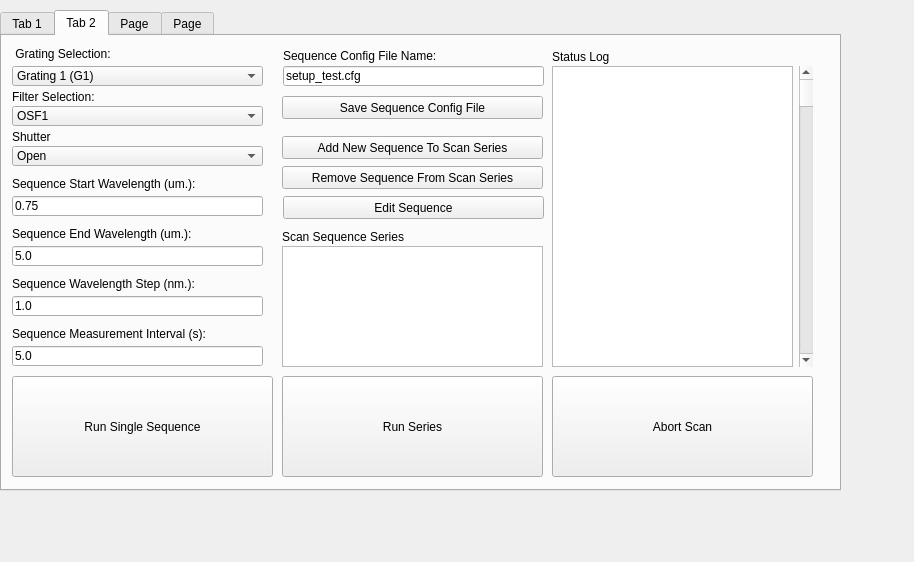
Before: the Qt Designer form SPHEREx-Calibration-Automation/pylab/pylabcal/pylabcalgui/QTDesigner/scanWindowDialog.ui in samcondon4/SPHEREx-lab-tools, drawn with Qt 5.
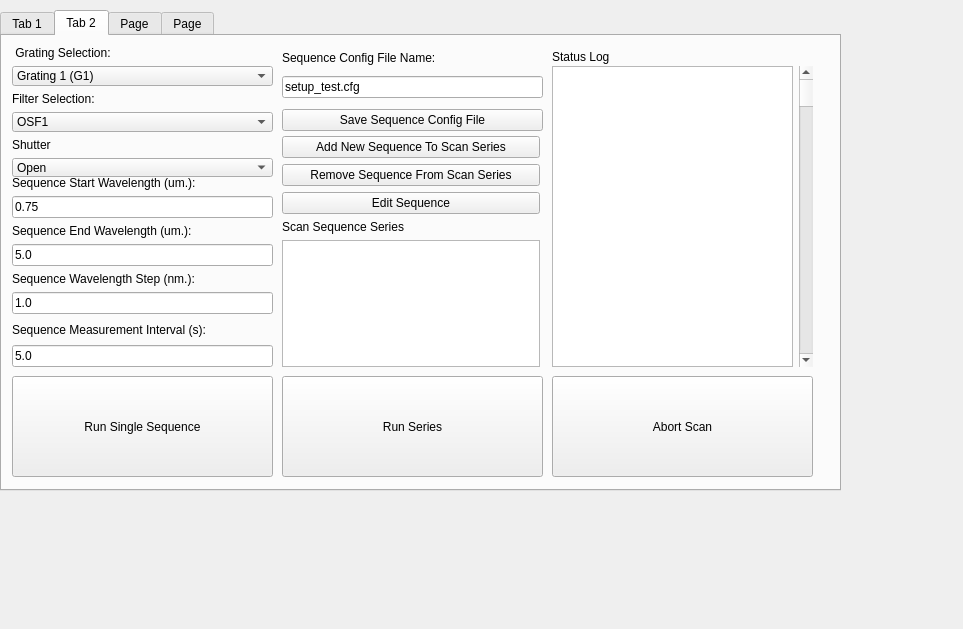
After: the same form once the commit is applied. The open tabs and pages were chosen to show the change.

Commit message: Downsized to 3 tabs.  Moved series and sequences to own folders

Patch:
```diff
--- a/SPHEREx-Calibration-Automation/pylab/pylabcal/pylabcalgui/QTDesigner/scanWindowDialog.ui
+++ b/SPHEREx-Calibration-Automation/pylab/pylabcal/pylabcalgui/QTDesigner/scanWindowDialog.ui
@@ -6,8 +6,8 @@
    <rect>
     <x>0</x>
     <y>0</y>
-    <width>914</width>
-    <height>562</height>
+    <width>963</width>
+    <height>629</height>
    </rect>
   </property>
   <property name="windowTitle">
@@ -263,247 +263,6 @@
     <attribute name="title">
      <string>Tab 2</string>
     </attribute>
-    <widget class="QLabel" name="grating_select_label_tab2">
-     <property name="geometry">
-      <rect>
-       <x>10</x>
-       <y>10</y>
-       <width>161</width>
-       <height>16</height>
-      </rect>
-     </property>
-     <property name="text">
-      <string> Grating Selection:</string>
-     </property>
-    </widget>
-    <widget class="QComboBox" name="grating_select_cbox_tab2">
-     <property name="geometry">
-      <rect>
-       <x>10</x>
-       <y>30</y>
-       <width>251</width>
-       <height>20</height>
-      </rect>
-     </property>
-     <property name="currentIndex">
-      <number>0</number>
-     </property>
-     <item>
-      <property name="text">
-       <string>Grating 1 (G1)</string>
-      </property>
-     </item>
-     <item>
-      <property name="text">
-       <string>Grating 2 (G2)</string>
-      </property>
-     </item>
-     <item>
-      <property name="text">
-       <string>Grating 3 (G3)</string>
-      </property>
-     </item>
-    </widget>
-    <widget class="QLabel" name="sequence_start_wave_label">
-     <property name="geometry">
-      <rect>
-       <x>10</x>
-       <y>140</y>
-       <width>231</width>
-       <height>16</height>
-      </rect>
-     </property>
-     <property name="sizePolicy">
-      <sizepolicy hsizetype="Maximum" vsizetype="Maximum">
-       <horstretch>0</horstretch>
-       <verstretch>0</verstretch>
-      </sizepolicy>
-     </property>
-     <property name="text">
-      <string>Sequence Start Wavelength (um.):</string>
-     </property>
-    </widget>
-    <widget class="QLineEdit" name="sequence_wave_start_ledit">
-     <property name="geometry">
-      <rect>
-       <x>10</x>
-       <y>160</y>
-       <width>251</width>
-       <height>20</height>
-      </rect>
-     </property>
-     <property name="sizePolicy">
-      <sizepolicy hsizetype="Expanding" vsizetype="Maximum">
-       <horstretch>0</horstretch>
-       <verstretch>0</verstretch>
-      </sizepolicy>
-     </property>
-     <property name="text">
-      <string>0.75</string>
-     </property>
-     <property name="placeholderText">
-      <string/>
-     </property>
-    </widget>
-    <widget class="QLabel" name="sequence_end_wave_label">
-     <property name="geometry">
-      <rect>
-       <x>10</x>
-       <y>190</y>
-       <width>221</width>
-       <height>16</height>
-      </rect>
-     </property>
-     <property name="sizePolicy">
-      <sizepolicy hsizetype="Maximum" vsizetype="Maximum">
-       <horstretch>0</horstretch>
-       <verstretch>0</verstretch>
-      </sizepolicy>
-     </property>
-     <property name="text">
-      <string>Sequence End Wavelength (um.):</string>
-     </property>
-    </widget>
-    <widget class="QLineEdit" name="sequence_wave_end_ledit">
-     <property name="geometry">
-      <rect>
-       <x>10</x>
-       <y>210</y>
-       <width>251</width>
-       <height>20</height>
-      </rect>
-     </property>
-     <property name="sizePolicy">
-      <sizepolicy hsizetype="Expanding" vsizetype="Maximum">
-       <horstretch>0</horstretch>
-       <verstretch>0</verstretch>
-      </sizepolicy>
-     </property>
-     <property name="text">
-      <string>5.0</string>
-     </property>
-     <property name="placeholderText">
-      <string/>
-     </property>
-    </widget>
-    <widget class="QLabel" name="sequence_wave_step_label">
-     <property name="geometry">
-      <rect>
-       <x>10</x>
-       <y>240</y>
-       <width>251</width>
-       <height>16</height>
-      </rect>
-     </property>
-     <property name="sizePolicy">
-      <sizepolicy hsizetype="Maximum" vsizetype="Maximum">
-       <horstretch>0</horstretch>
-       <verstretch>0</verstretch>
-      </sizepolicy>
-     </property>
-     <property name="text">
-      <string>Sequence Wavelength Step (nm.):</string>
-     </property>
-    </widget>
-    <widget class="QLineEdit" name="sequence_wave_step_ledit">
-     <property name="geometry">
-      <rect>
-       <x>10</x>
-       <y>260</y>
-       <width>251</width>
-       <height>20</height>
-      </rect>
-     </property>
-     <property name="sizePolicy">
-      <sizepolicy hsizetype="Expanding" vsizetype="Maximum">
-       <horstretch>0</horstretch>
-       <verstretch>0</verstretch>
-      </sizepolicy>
-     </property>
-     <property name="text">
-      <string>1.0</string>
-     </property>
-     <property name="placeholderText">
-      <string>1.0</string>
-     </property>
-    </widget>
-    <widget class="QLabel" name="sequence_measure_int_label">
-     <property name="geometry">
-      <rect>
-       <x>10</x>
-       <y>290</y>
-       <width>261</width>
-       <height>16</height>
-      </rect>
-     </property>
-     <property name="text">
-      <string>Sequence Measurement Interval (s):</string>
-     </property>
-    </widget>
-    <widget class="QLineEdit" name="sequence_measure_int_ledit">
-     <property name="geometry">
-      <rect>
-       <x>10</x>
-       <y>310</y>
-       <width>251</width>
-       <height>20</height>
-      </rect>
-     </property>
-     <property name="text">
-      <string>5.0</string>
-     </property>
-     <property name="placeholderText">
-      <string/>
-     </property>
-    </widget>
-    <widget class="QLabel" name="sequence_name_label">
-     <property name="geometry">
-      <rect>
-       <x>281</x>
-       <y>10</y>
-       <width>241</width>
-       <height>20</height>
-      </rect>
-     </property>
-     <property name="sizePolicy">
-      <sizepolicy hsizetype="Preferred" vsizetype="Maximum">
-       <horstretch>0</horstretch>
-       <verstretch>0</verstretch>
-      </sizepolicy>
-     </property>
-     <property name="text">
-      <string>Sequence Config File Name:</string>
-     </property>
-    </widget>
-    <widget class="QLineEdit" name="sequence_name_ledit">
-     <property name="geometry">
-      <rect>
-       <x>281</x>
-       <y>30</y>
-       <width>261</width>
-       <height>20</height>
-      </rect>
-     </property>
-     <property name="text">
-      <string>setup_test.cfg</string>
-     </property>
-     <property name="placeholderText">
-      <string/>
-     </property>
-    </widget>
-    <widget class="QPushButton" name="save_sequence_pushButton_4_tab2">
-     <property name="geometry">
-      <rect>
-       <x>280</x>
-       <y>60</y>
-       <width>261</width>
-       <height>23</height>
-      </rect>
-     </property>
-     <property name="text">
-      <string>Save Sequence Config File</string>
-     </property>
-    </widget>
     <widget class="QLabel" name="status_log_label_tab2">
      <property name="geometry">
       <rect>
@@ -556,140 +315,6 @@
       <string>Abort Scan</string>
      </property>
     </widget>
-    <widget class="QComboBox" name="osf_select_cbox">
-     <property name="geometry">
-      <rect>
-       <x>10</x>
-       <y>70</y>
-       <width>251</width>
-       <height>20</height>
-      </rect>
-     </property>
-     <item>
-      <property name="text">
-       <string>OSF1</string>
-      </property>
-     </item>
-     <item>
-      <property name="text">
-       <string>OSF2</string>
-      </property>
-     </item>
-     <item>
-      <property name="text">
-       <string>OSF3</string>
-      </property>
-     </item>
-     <item>
-      <property name="text">
-       <string>OSF4</string>
-      </property>
-     </item>
-    </widget>
-    <widget class="QLabel" name="osf_select_label_tab2">
-     <property name="geometry">
-      <rect>
-       <x>10</x>
-       <y>50</y>
-       <width>251</width>
-       <height>21</height>
-      </rect>
-     </property>
-     <property name="text">
-      <string>Filter Selection:</string>
-     </property>
-    </widget>
-    <widget class="QPushButton" name="remove_sequence_button_tab2">
-     <property name="geometry">
-      <rect>
-       <x>280</x>
-       <y>130</y>
-       <width>261</width>
-       <height>23</height>
-      </rect>
-     </property>
-     <property name="text">
-      <string>Remove Sequence From Scan Series</string>
-     </property>
-    </widget>
-    <widget class="QLabel" name="sequence_config_files_label_tab2">
-     <property name="geometry">
-      <rect>
-       <x>280</x>
-       <y>190</y>
-       <width>211</width>
-       <height>21</height>
-      </rect>
-     </property>
-     <property name="text">
-      <string>Scan Sequence Series</string>
-     </property>
-    </widget>
-    <widget class="QPushButton" name="add_sequence_button_tab2">
-     <property name="geometry">
-      <rect>
-       <x>280</x>
-       <y>100</y>
-       <width>261</width>
-       <height>23</height>
-      </rect>
-     </property>
-     <property name="sizePolicy">
-      <sizepolicy hsizetype="Minimum" vsizetype="Maximum">
-       <horstretch>0</horstretch>
-       <verstretch>0</verstretch>
-      </sizepolicy>
-     </property>
-     <property name="text">
-      <string>Add New Sequence To Scan Series</string>
-     </property>
-    </widget>
-    <widget class="QListWidget" name="sequence_config_files_tab2">
-     <property name="geometry">
-      <rect>
-       <x>280</x>
-       <y>210</y>
-       <width>261</width>
-       <height>121</height>
-      </rect>
-     </property>
-     <property name="dragDropMode">
-      <enum>QAbstractItemView::InternalMove</enum>
-     </property>
-    </widget>
-    <widget class="QLabel" name="shutter_position_label_tab2">
-     <property name="geometry">
-      <rect>
-       <x>10</x>
-       <y>90</y>
-       <width>251</width>
-       <height>21</height>
-      </rect>
-     </property>
-     <property name="text">
-      <string>Shutter</string>
-     </property>
-    </widget>
-    <widget class="QComboBox" name="shutter_position_cbox_tab2">
-     <property name="geometry">
-      <rect>
-       <x>10</x>
-       <y>110</y>
-       <width>251</width>
-       <height>20</height>
-      </rect>
-     </property>
-     <item>
-      <property name="text">
-       <string>Open</string>
-      </property>
-     </item>
-     <item>
-      <property name="text">
-       <string>Closed</string>
-      </property>
-     </item>
-    </widget>
     <widget class="QWidget" name="layoutWidget_3">
      <property name="geometry">
       <rect>
@@ -712,18 +337,309 @@
       </item>
      </layout>
     </widget>
-    <widget class="QPushButton" name="edit_sequence_button_tab2">
+    <widget class="QWidget" name="">
      <property name="geometry">
       <rect>
-       <x>281</x>
-       <y>160</y>
+       <x>10</x>
+       <y>10</y>
        <width>261</width>
-       <height>23</height>
+       <height>131</height>
       </rect>
      </property>
-     <property name="text">
-      <string>Edit Sequence</string>
+     <layout class="QVBoxLayout" name="verticalLayout">
+      <item>
+       <widget class="QLabel" name="grating_select_label_tab2">
+        <property name="text">
+         <string> Grating Selection:</string>
+        </property>
+       </widget>
+      </item>
+      <item>
+       <widget class="QComboBox" name="grating_select_cbox_tab2">
+        <property name="currentIndex">
+         <number>0</number>
+        </property>
+        <item>
+         <property name="text">
+          <string>Grating 1 (G1)</string>
+         </property>
+        </item>
+        <item>
+         <property name="text">
+          <string>Grating 2 (G2)</string>
+         </property>
+        </item>
+        <item>
+         <property name="text">
+          <string>Grating 3 (G3)</string>
+         </property>
+        </item>
+       </widget>
+      </item>
+      <item>
+       <widget class="QLabel" name="osf_select_label_tab2">
+        <property name="text">
+         <string>Filter Selection:</string>
+        </property>
+       </widget>
+      </item>
+      <item>
+       <widget class="QComboBox" name="osf_select_cbox">
+        <item>
+         <property name="text">
+          <string>OSF1</string>
+         </property>
+        </item>
+        <item>
+         <property name="text">
+          <string>OSF2</string>
+         </property>
+        </item>
+        <item>
+         <property name="text">
+          <string>OSF3</string>
+         </property>
+        </item>
+        <item>
+         <property name="text">
+          <string>OSF4</string>
+         </property>
+        </item>
+       </widget>
+      </item>
+      <item>
+       <widget class="QLabel" name="shutter_position_label_tab2">
+        <property name="text">
+         <string>Shutter</string>
+        </property>
+       </widget>
+      </item>
+      <item>
+       <widget class="QComboBox" name="shutter_position_cbox_tab2">
+        <item>
+         <property name="text">
+          <string>Open</string>
+         </property>
+        </item>
+        <item>
+         <property name="text">
+          <string>Closed</string>
+         </property>
+        </item>
+       </widget>
+      </item>
+     </layout>
+    </widget>
+    <widget class="QWidget" name="">
+     <property name="geometry">
+      <rect>
+       <x>280</x>
+       <y>10</y>
+       <width>261</width>
+       <height>91</height>
+      </rect>
      </property>
+     <layout class="QVBoxLayout" name="verticalLayout_3">
+      <item>
+       <widget class="QLabel" name="sequence_name_label">
+        <property name="sizePolicy">
+         <sizepolicy hsizetype="Preferred" vsizetype="Maximum">
+          <horstretch>0</horstretch>
+          <verstretch>0</verstretch>
+         </sizepolicy>
+        </property>
+        <property name="text">
+         <string>Sequence Config File Name:</string>
+        </property>
+       </widget>
+      </item>
+      <item>
+       <widget class="QLineEdit" name="sequence_name_ledit">
+        <property name="text">
+         <string>setup_test.cfg</string>
+        </property>
+        <property name="placeholderText">
+         <string/>
+        </property>
+       </widget>
+      </item>
+      <item>
+       <widget class="QPushButton" name="save_sequence_pushButton_4_tab2">
+        <property name="text">
+         <string>Save Sequence Config File</string>
+        </property>
+       </widget>
+      </item>
+     </layout>
+    </widget>
+    <widget class="QWidget" name="">
+     <property name="geometry">
+      <rect>
+       <x>280</x>
+       <y>100</y>
+       <width>258</width>
+       <height>231</height>
+      </rect>
+     </property>
+     <layout class="QVBoxLayout" name="verticalLayout_4">
+      <item>
+       <widget class="QPushButton" name="add_sequence_button_tab2">
+        <property name="sizePolicy">
+         <sizepolicy hsizetype="Minimum" vsizetype="Maximum">
+          <horstretch>0</horstretch>
+          <verstretch>0</verstretch>
+         </sizepolicy>
+        </property>
+        <property name="text">
+         <string>Add New Sequence To Scan Series</string>
+        </property>
+       </widget>
+      </item>
+      <item>
+       <widget class="QPushButton" name="remove_sequence_button_tab2">
+        <property name="text">
+         <string>Remove Sequence From Scan Series</string>
+        </property>
+       </widget>
+      </item>
+      <item>
+       <widget class="QPushButton" name="edit_sequence_button_tab2">
+        <property name="text">
+         <string>Edit Sequence</string>
+        </property>
+       </widget>
+      </item>
+      <item>
+       <widget class="QLabel" name="sequence_config_files_label_tab2">
+        <property name="text">
+         <string>Scan Sequence Series</string>
+        </property>
+       </widget>
+      </item>
+      <item>
+       <widget class="QListWidget" name="sequence_config_files_tab2">
+        <property name="dragDropMode">
+         <enum>QAbstractItemView::InternalMove</enum>
+        </property>
+       </widget>
+      </item>
+     </layout>
+    </widget>
+    <widget class="QWidget" name="">
+     <property name="geometry">
+      <rect>
+       <x>10</x>
+       <y>140</y>
+       <width>261</width>
+       <height>191</height>
+      </rect>
+     </property>
+     <layout class="QVBoxLayout" name="verticalLayout_2">
+      <item>
+       <widget class="QLabel" name="sequence_start_wave_label">
+        <property name="sizePolicy">
+         <sizepolicy hsizetype="Maximum" vsizetype="Maximum">
+          <horstretch>0</horstretch>
+          <verstretch>0</verstretch>
+         </sizepolicy>
+        </property>
+        <property name="text">
+         <string>Sequence Start Wavelength (um.):</string>
+        </property>
+       </widget>
+      </item>
+      <item>
+       <widget class="QLineEdit" name="sequence_wave_start_ledit">
+        <property name="sizePolicy">
+         <sizepolicy hsizetype="Expanding" vsizetype="Maximum">
+          <horstretch>0</horstretch>
+          <verstretch>0</verstretch>
+         </sizepolicy>
+        </property>
+        <property name="text">
+         <string>0.75</string>
+        </property>
+        <property name="placeholderText">
+         <string/>
+        </property>
+       </widget>
+      </item>
+      <item>
+       <widget class="QLabel" name="sequence_end_wave_label">
+        <property name="sizePolicy">
+         <sizepolicy hsizetype="Maximum" vsizetype="Maximum">
+          <horstretch>0</horstretch>
+          <verstretch>0</verstretch>
+         </sizepolicy>
+        </property>
+        <property name="text">
+         <string>Sequence End Wavelength (um.):</string>
+        </property>
+       </widget>
+      </item>
+      <item>
+       <widget class="QLineEdit" name="sequence_wave_end_ledit">
+        <property name="sizePolicy">
+         <sizepolicy hsizetype="Expanding" vsizetype="Maximum">
+          <horstretch>0</horstretch>
+          <verstretch>0</verstretch>
+         </sizepolicy>
+        </property>
+        <property name="text">
+         <string>5.0</string>
+        </property>
+        <property name="placeholderText">
+         <string/>
+        </property>
+       </widget>
+      </item>
+      <item>
+       <widget class="QLabel" name="sequence_wave_step_label">
+        <property name="sizePolicy">
+         <sizepolicy hsizetype="Maximum" vsizetype="Maximum">
+          <horstretch>0</horstretch>
+          <verstretch>0</verstretch>
+         </sizepolicy>
+        </property>
+        <property name="text">
+         <string>Sequence Wavelength Step (nm.):</string>
+        </property>
+       </widget>
+      </item>
+      <item>
+       <widget class="QLineEdit" name="sequence_wave_step_ledit">
+        <property name="sizePolicy">
+         <sizepolicy hsizetype="Expanding" vsizetype="Maximum">
+          <horstretch>0</horstretch>
+          <verstretch>0</verstretch>
+         </sizepolicy>
+        </property>
+        <property name="text">
+         <string>1.0</string>
+        </property>
+        <property name="placeholderText">
+         <string>1.0</string>
+        </property>
+       </widget>
+      </item>
+      <item>
+       <widget class="QLabel" name="sequence_measure_int_label">
+        <property name="text">
+         <string>Sequence Measurement Interval (s):</string>
+        </property>
+       </widget>
+      </item>
+      <item>
+       <widget class="QLineEdit" name="sequence_measure_int_ledit">
+        <property name="text">
+         <string>5.0</string>
+        </property>
+        <property name="placeholderText">
+         <string/>
+        </property>
+       </widget>
+      </item>
+     </layout>
     </widget>
    </widget>
    <widget class="QWidget" name="tab3_settings">
```
Left out of the diff: 2 changed lines with no effect on the pictures. The commit also changes 7 other files.
